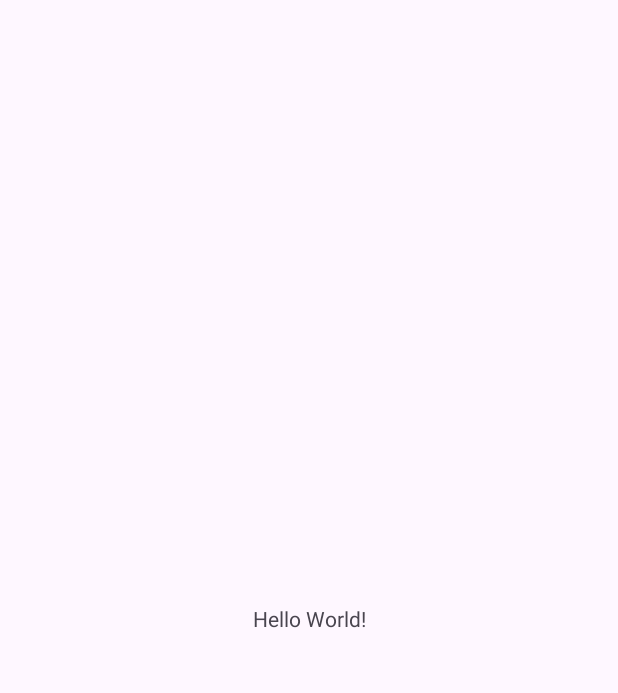
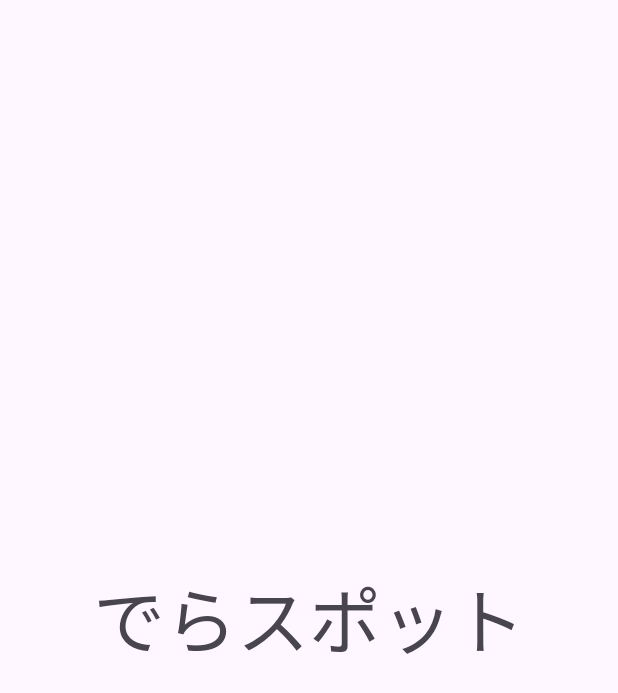
Before and after one commit to Heiro643/deraspots, an Android app: the screen it shows after launch (MainActivity), on a phone screen of 412 x 824 dp. Before the commit the part shown is almost empty. Shown: the top 693 px of the screen. Run offline under Robolectric (Android 15) with nearby library versions, the phone set to English and light mode, and no system bars.

Commit message:
MainActivityの編集

```diff
--- a/app/src/main/java/jp/ac/meijou/android/deraspots/MainActivity.java
+++ b/app/src/main/java/jp/ac/meijou/android/deraspots/MainActivity.java
@@ -1,5 +1,6 @@
 package jp.ac.meijou.android.deraspots;
 
+import android.content.Intent;
 import android.os.Bundle;
 
 import androidx.activity.EdgeToEdge;
@@ -8,17 +9,27 @@ import androidx.core.graphics.Insets;
 import androidx.core.view.ViewCompat;
 import androidx.core.view.WindowInsetsCompat;
 
+import jp.ac.meijou.android.deraspots.databinding.ActivityMainBinding;
+
 public class MainActivity extends AppCompatActivity {
+
+    private ActivityMainBinding binding;
 
     @Override
     protected void onCreate(Bundle savedInstanceState) {
         super.onCreate(savedInstanceState);
         EdgeToEdge.enable(this);
-        setContentView(R.layout.activity_main);
+        binding = ActivityMainBinding.inflate(getLayoutInflater());
+        setContentView(binding.getRoot());
         ViewCompat.setOnApplyWindowInsetsListener(findViewById(R.id.main), (v, insets) -> {
             Insets systemBars = insets.getInsets(WindowInsetsCompat.Type.systemBars());
             v.setPadding(systemBars.left, systemBars.top, systemBars.right, systemBars.bottom);
             return insets;
         });
+
+        binding.main.setOnClickListener(view -> {
+            var intent = new Intent(this, MainActivity2.class);
+            startActivity(intent);
+        });
     }
 }
--- a/app/src/main/res/layout/activity_main.xml
+++ b/app/src/main/res/layout/activity_main.xml
@@ -7,13 +7,15 @@
     android:layout_width="match_parent"
     android:layout_height="match_parent"
     tools:context=".MainActivity">
+
     <TextView
-      android:layout_width="wrap_content"
-      android:layout_height="wrap_content"
-      android:text="Hello World!"
-      app:layout_constraintBottom_toBottomOf="parent"
-      app:layout_constraintStart_toStartOf="parent"
-      app:layout_constraintEnd_toEndOf="parent"
-      app:layout_constraintTop_toTopOf="parent" />
+        android:layout_width="wrap_content"
+        android:layout_height="wrap_content"
+        android:text="でらスポット"
+        android:textSize="48sp"
+        app:layout_constraintBottom_toBottomOf="parent"
+        app:layout_constraintEnd_toEndOf="parent"
+        app:layout_constraintStart_toStartOf="parent"
+        app:layout_constraintTop_toTopOf="parent" />
 
   </androidx.constraintlayout.widget.ConstraintLayout>
```
